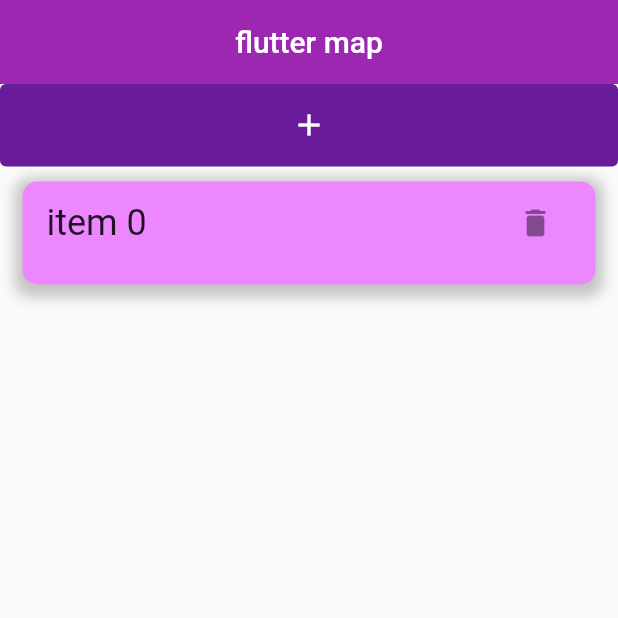
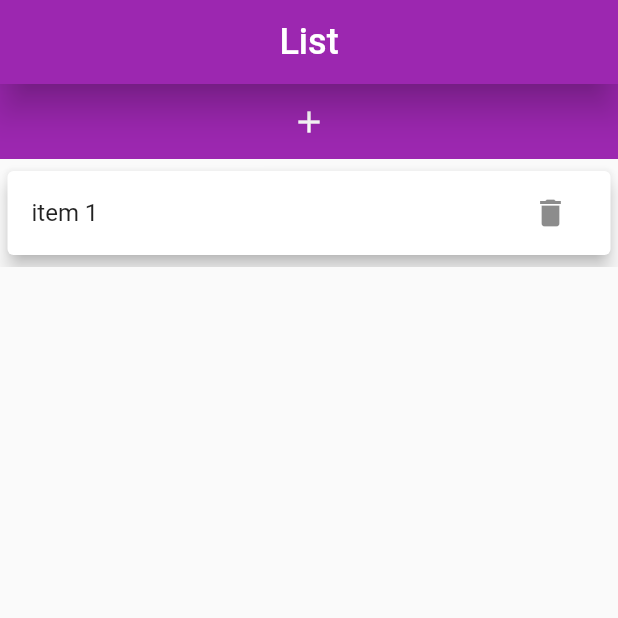
Before and after one commit to muhammadalisaada/animationtask, a Flutter app: the AnimatedListScreen screen opened directly, after a tap on the "add" icon, on a phone screen of 412 x 824 dp, the top half of it. Run offline on Flutter 3.47's test engine with Material 2 defaults, Android fonts, the light colour scheme and no system bars.

Commit message:
fix errors

```diff
--- /dev/null
+++ b/lib/animated_list_screen.dart
@@ -0,0 +1,114 @@
+import 'package:flutter/material.dart';
+
+class AnimatedListScreen extends StatefulWidget {
+  const AnimatedListScreen({super.key});
+
+  @override
+  State<AnimatedListScreen> createState() => _AnimatedListScreenState();
+}
+
+class _AnimatedListScreenState extends State<AnimatedListScreen> {
+  final List<String> items = [];
+  final GlobalKey<AnimatedListState> key = GlobalKey();
+  final ScrollController scrollController = ScrollController();
+
+  @override
+  Widget build(BuildContext context) {
+    return Scaffold(
+      appBar: AppBar(
+        title: const Text(
+          'List',
+          style: TextStyle(
+            color: Colors.white,
+            fontSize: 24,
+          ),
+        ),
+        centerTitle: true,
+        leading: Container(),
+        elevation: 10,
+      ),
+      body: Column(
+        children: [
+          Container(
+            color: Colors.purple,
+            height: 50,
+            width: double.infinity,
+            child: TextButton(
+              onPressed: insertItem,
+              child: const Icon(
+                Icons.add,
+                color: Colors.white,
+                size: 24,
+              ),
+            ),
+          ),
+          Expanded(
+            child: AnimatedList(
+              key: key,
+              controller: scrollController,
+              initialItemCount: items.length,
+              itemBuilder: (context, index, animation) {
+                return SizeTransition(
+                  sizeFactor: animation,
+                  child: AnimatedListItem(
+                    onPressed: () {
+                      deleteItem(index);
+                    },
+                    text: items[index],
+                  ),
+                );
+              },
+            ),
+          ),
+        ],
+      ),
+    );
+  }
+
+  void insertItem() {
+    var index = items.length;
+    items.add('item ${index + 1}');
+    key.currentState!
+        .insertItem(index, duration: const Duration(milliseconds: 1000));
+    Future.delayed(const Duration(milliseconds: 300), () {
+      scrollController.animateTo(scrollController.position.maxScrollExtent,
+          duration: const Duration(milliseconds: 300), curve: Curves.easeIn);
+    });
+  }
+
+  void deleteItem(int index) {
+    var removeritem = items.removeAt(index);
+    key.currentState!.removeItem(index,
+        duration: const Duration(milliseconds: 1000), (context, animation) {
+      return SizeTransition(
+        sizeFactor: animation,
+        child: AnimatedListItem(
+          text: removeritem,
+          onPressed: () {},
+        ),
+      );
+    });
+  }
+}
+
+class AnimatedListItem extends StatelessWidget {
+  const AnimatedListItem(
+      {Key? key, required this.text, required this.onPressed})
+      : super(key: key);
+  final String text;
+  final VoidCallback onPressed;
+  @override
+  Widget build(BuildContext context) {
+    return Card(
+      margin: const EdgeInsets.symmetric(vertical: 8, horizontal: 5),
+      elevation: 5,
+      child: ListTile(
+        title: Text(text),
+        trailing: IconButton(
+          onPressed: onPressed,
+          icon: const Icon(Icons.delete),
+        ),
+      ),
+    );
+  }
+}
--- a/lib/listview.dart
+++ /dev/null
@@ -1,107 +0,0 @@
-import 'package:flutter/material.dart';
-import 'package:flutter_staggered_animations/flutter_staggered_animations.dart';
-
-class AnimatedListScreen extends StatefulWidget {
-  const AnimatedListScreen({super.key});
-
-  @override
-  State<AnimatedListScreen> createState() => _AnimatedListScreenState();
-}
-
-class _AnimatedListScreenState extends State<AnimatedListScreen> {
-  int count = 0;
-
-  @override
-  Widget build(BuildContext context) {
-    final size = MediaQuery.of(context).size;
-
-    return SafeArea(
-      child: Scaffold(
-        appBar: AppBar(
-          title: const Text('flutter map'),
-          centerTitle: true,
-          leading: Container(),
-          elevation: 0.0,
-        ),
-        body: Column(
-          children: [
-            TextButton(
-              style: ButtonStyle(
-                backgroundColor: MaterialStateProperty.all<Color>(
-                  Colors.purple[800]!,
-                ),
-                fixedSize: MaterialStateProperty.all<Size>(
-                  Size(size.width, size.height / 15),
-                ),
-              ),
-              onPressed: (() {
-                setState(() {
-                  count++;
-                });
-              }),
-              child: const Icon(
-                Icons.add,
-                color: Colors.white,
-              ),
-            ),
-            AnimationLimiter(
-              child: Expanded(
-                child: ListView.builder(
-                  itemCount: count,
-                  shrinkWrap: true,
-                  reverse: false,
-                  itemBuilder: (context, index) {
-                    return AnimationConfiguration.staggeredList(
-                      position: index,
-                      child: SlideAnimation(
-                        delay: const Duration(milliseconds: 800),
-                        duration: const Duration(milliseconds: 3000),
-                        curve: Curves.fastLinearToSlowEaseIn,
-                        verticalOffset: -500,
-                        child: Container(
-                          height: size.height / 12,
-                          width: size.width * 0.8,
-                          margin: const EdgeInsets.symmetric(
-                            vertical: 10.0,
-                            horizontal: 15,
-                          ),
-                          decoration: BoxDecoration(
-                            color: const Color.fromARGB(255, 237, 135, 255),
-                            borderRadius: BorderRadius.circular(10),
-                            boxShadow: [
-                              BoxShadow(
-                                color: Colors.grey.withOpacity(0.6),
-                                spreadRadius: 5,
-                                blurRadius: 7,
-                                offset: const Offset(0, 3),
-                              ),
-                            ],
-                          ),
-                          child: ListTile(
-                            title: Text(
-                              'item $index',
-                              textAlign: TextAlign.start,
-                              style: const TextStyle(fontSize: 24),
-                            ),
-                            trailing: IconButton(
-                              onPressed: () {
-                                setState(() {
-                                  count--;
-                                });
-                              },
-                              icon: const Icon(Icons.delete_rounded),
-                            ),
-                          ),
-                        ),
-                      ),
-                    );
-                  },
-                ),
-              ),
-            ),
-          ],
-        ),
-      ),
-    );
-  }
-}
--- a/lib/main.dart
+++ b/lib/main.dart
@@ -1,5 +1,5 @@
 import 'package:flutter/material.dart';
-import 'package:gdsc_tasks/home.dart';
+import 'package:gdsc_tasks/register_screen.dart';
 
 void main() {
   runApp(const MyApp());
@@ -21,7 +21,7 @@ class _MyAppState extends State<MyApp> {
       theme: ThemeData(
         primarySwatch: Colors.purple,
       ),
-      home: const MyHomePage(),
+      home: const RegisterScreen(),
     );
   }
 }
```
Also changed, not shown: lib/login_screen.dart (added, +221 -0 lines), lib/register_screen.dart (renamed from lib/home.dart, +141 -24 lines).
